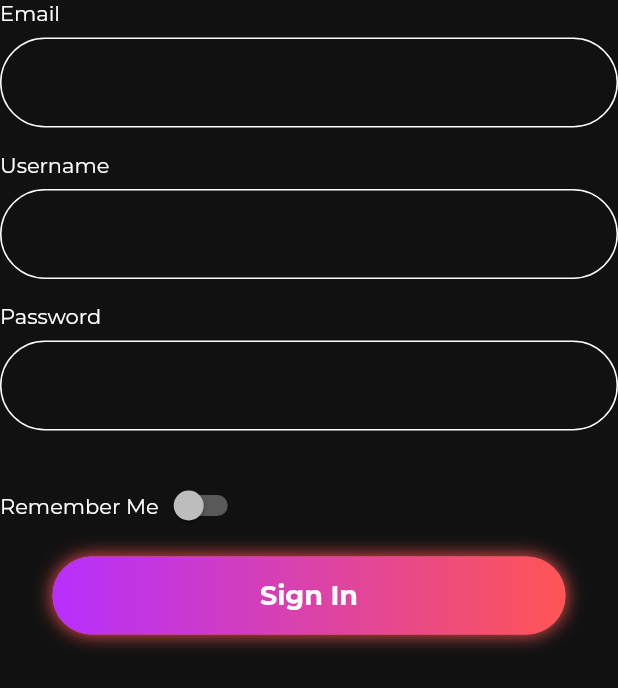
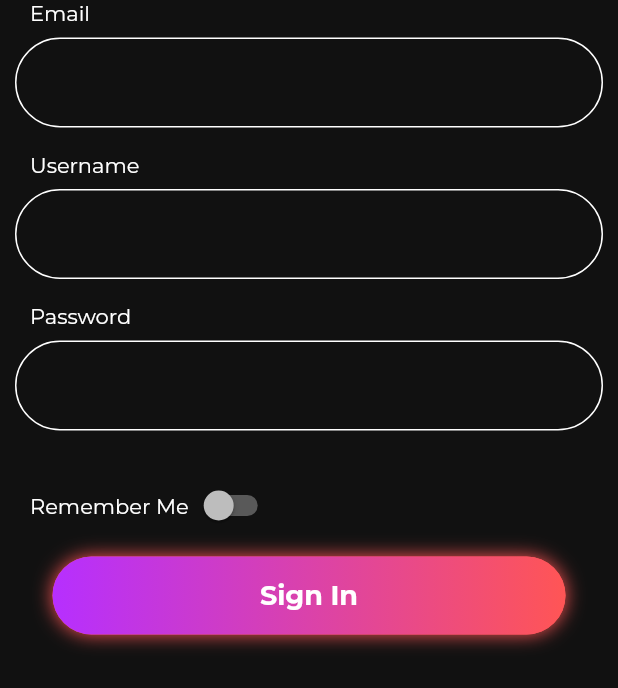
Before and after one commit to Lov3Peace/dax, a Flutter app: the SignUpForm widget shown alone on an empty page, opened directly, on a phone screen of 412 x 824 dp. Shown: the top 688 px of the screen. Run offline on Flutter 3.47's test engine with Material 2 defaults, Android fonts, the phone set to English and light mode, and no system bars; our stand-ins replace carousel_slider, firebase_core, flutter_staggered_animations, flutter_svg, google_fonts, ionicons and 3 more; missing offline and left inert: scale_button; accounts and stored records are empty.

Commit message:
Signup Screen Change

```diff
--- a/lib/responsive/mobile/login ui final/SignUp/signup_form.dart
+++ b/lib/responsive/mobile/login ui final/SignUp/signup_form.dart
@@ -25,50 +25,74 @@ class _SignUpFormState extends State<SignUpForm> {
         child: Column(
           crossAxisAlignment: CrossAxisAlignment.start,
           children: [
-            Text(
-              "Email",
+            const Padding(
+              padding: EdgeInsets.only(left: 20),
+              child: Text(
+                "Email",
+              ),
             ),
             Padding(
-              padding: const EdgeInsets.only(top: 8.0, bottom: 16),
+              padding: const EdgeInsets.only(
+                top: 8.0,
+                bottom: 16,
+                left: 10,
+                right: 10,
+              ),
               child: TextFormField(
                 decoration: InputDecoration(
                   enabledBorder: OutlineInputBorder(
                     borderRadius: BorderRadius.circular(
                       screenWidth / 4,
                     ),
-                    borderSide: BorderSide(color: Colors.white),
+                    borderSide: const BorderSide(color: Colors.white),
                   ),
                 ),
               ),
             ),
-            Text(
-              "Username",
+            const Padding(
+              padding: EdgeInsets.only(left: 20),
+              child: Text(
+                "Username",
+              ),
             ),
             Padding(
-              padding: const EdgeInsets.only(top: 8.0, bottom: 16),
+              padding: const EdgeInsets.only(
+                top: 8.0,
+                bottom: 16,
+                left: 10,
+                right: 10,
+              ),
               child: TextFormField(
                 decoration: InputDecoration(
                   enabledBorder: OutlineInputBorder(
                     borderRadius: BorderRadius.circular(
                       screenWidth / 4,
                     ),
-                    borderSide: BorderSide(color: Colors.white),
+                    borderSide: const BorderSide(color: Colors.white),
                   ),
                 ),
               ),
             ),
-            Text(
-              "Password",
+            const Padding(
+              padding: EdgeInsets.only(left: 20),
+              child: Text(
+                "Password",
+              ),
             ),
             Padding(
-              padding: const EdgeInsets.only(top: 8.0, bottom: 16),
+              padding: const EdgeInsets.only(
+                top: 8.0,
+                bottom: 16,
+                left: 10,
+                right: 10,
+              ),
               child: TextFormField(
                 decoration: InputDecoration(
                   enabledBorder: OutlineInputBorder(
                     borderRadius: BorderRadius.circular(
                       screenWidth / 4,
                     ),
-                    borderSide: BorderSide(color: Colors.white),
+                    borderSide: const BorderSide(color: Colors.white),
                   ),
                 ),
               ),
@@ -77,14 +101,18 @@ class _SignUpFormState extends State<SignUpForm> {
               height: 10,
             ),
             Row(
+              mainAxisAlignment: MainAxisAlignment.start,
               children: [
-                const Text(
-                  "Remember Me",
+                const Padding(
+                  padding: EdgeInsets.only(left: 20),
+                  child: Text(
+                    "Remember Me",
+                  ),
                 ),
                 Switch(
                     value: isSwitch,
                     activeColor: Colors.white,
-                    activeTrackColor: Color.fromARGB(255, 221, 83, 245),
+                    activeTrackColor: const Color.fromARGB(255, 221, 83, 245),
                     onChanged: (bool newBool) {
                       setState(() {
                         isSwitch = newBool;
@@ -98,28 +126,6 @@ class _SignUpFormState extends State<SignUpForm> {
             SignButton(
               onTap: signinbtn,
             ),
-            // Text(
-            //   "Password",
-            // ),
-            // Padding(
-            //   padding: const EdgeInsets.only(top: 8.0, bottom: 16),
-            //   child: TextFormField(
-            //     obscureText: true,
-            //     decoration: InputDecoration(
-            //       prefixIcon: SvgPicture.asset(
-            //         "images/Lock.svg",
-            //       ),
-            //       prefixIconColor: Colors.white,
-            //       enabledBorder: OutlineInputBorder(
-            //         borderRadius: BorderRadius.circular(
-            //           screenWidth / 4,
-            //         ),
-            //         borderSide:
-            //             BorderSide(color: Color.fromARGB(160, 41, 41, 41)),
-            //       ),
-            //     ),
-            //   ),
-            // ),
           ],
         ),
       ),
```
